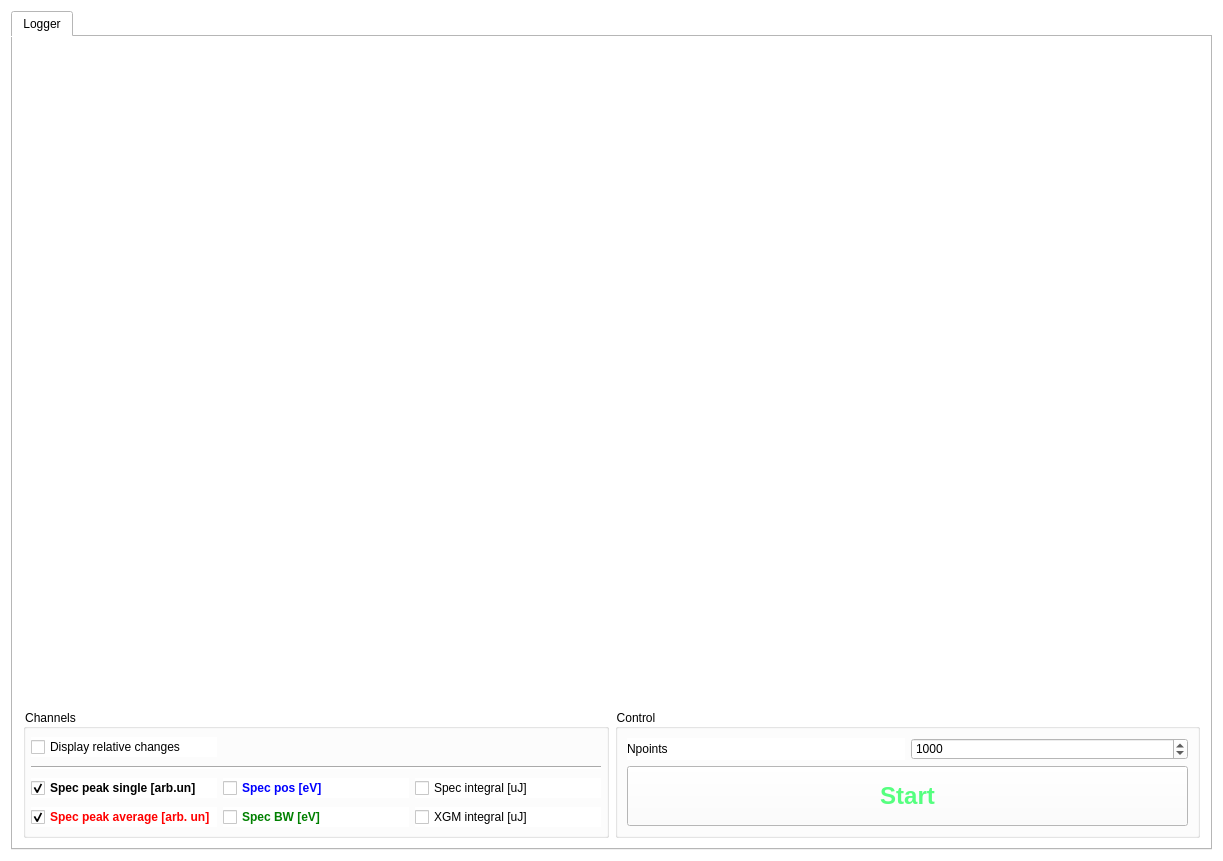
Old version of the form gui/UILogger.ui in the repository sergey-tomin/pyhirex.
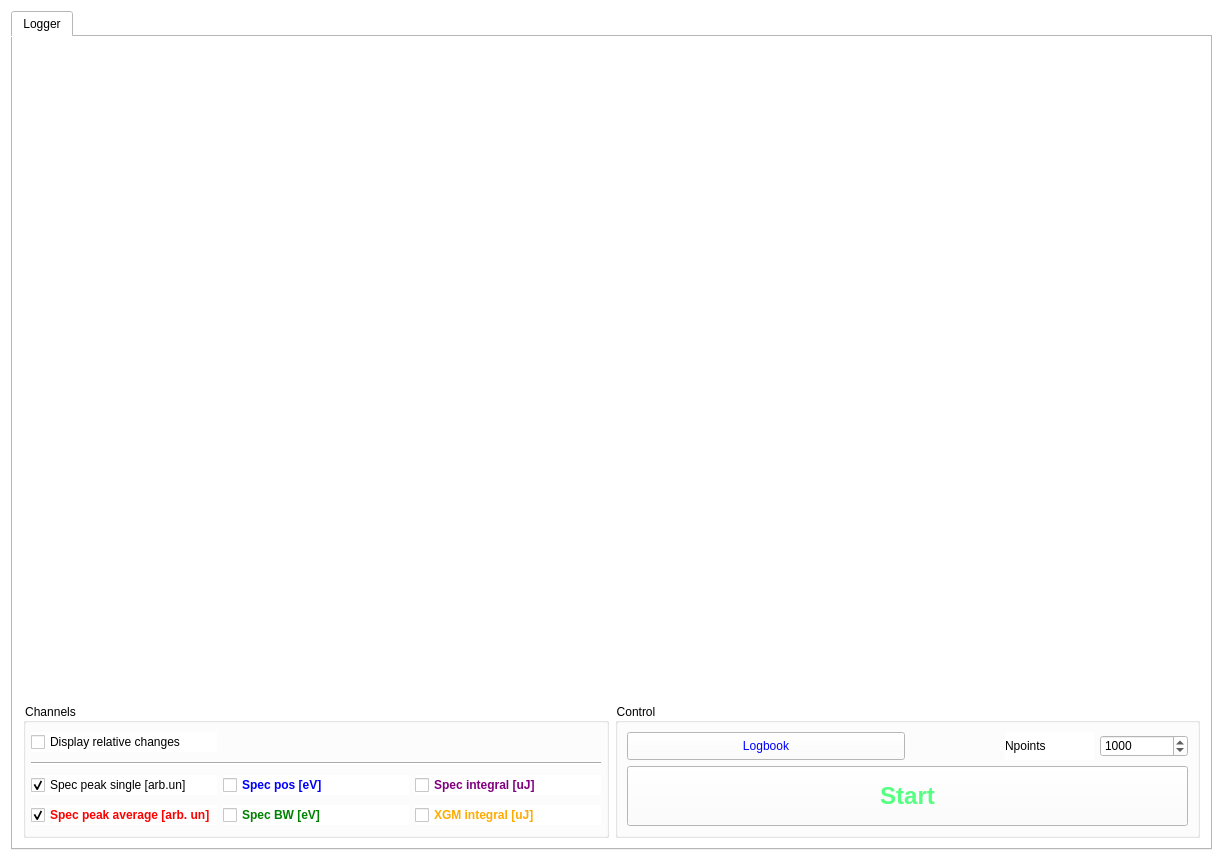
New version of the form.

Commit message: add XGM and spec integral, add trader-view to the lines

What changed in the file:
```diff
--- a/gui/UILogger.ui
+++ b/gui/UILogger.ui
@@ -51,233 +51,6 @@
        <property name="spacing">
         <number>6</number>
        </property>
-       <item row="3" column="1">
-        <widget class="QGroupBox" name="groupBox">
-         <property name="title">
-          <string>Control</string>
-         </property>
-         <layout class="QGridLayout" name="gridLayout">
-          <item row="0" column="1">
-           <widget class="QSpinBox" name="sb_nponts">
-            <property name="minimum">
-             <number>100</number>
-            </property>
-            <property name="maximum">
-             <number>10000</number>
-            </property>
-            <property name="singleStep">
-             <number>10</number>
-            </property>
-            <property name="value">
-             <number>1000</number>
-            </property>
-           </widget>
-          </item>
-          <item row="0" column="0">
-           <widget class="QLabel" name="label">
-            <property name="text">
-             <string>Npoints</string>
-            </property>
-           </widget>
-          </item>
-          <item row="1" column="0" colspan="2">
-           <widget class="QPushButton" name="pb_start_log">
-            <property name="minimumSize">
-             <size>
-              <width>200</width>
-              <height>60</height>
-             </size>
-            </property>
-            <property name="palette">
-             <palette>
-              <active>
-               <colorrole role="WindowText">
-                <brush brushstyle="SolidPattern">
-                 <color alpha="255">
-                  <red>0</red>
-                  <green>170</green>
-                  <blue>0</blue>
-                 </color>
-                </brush>
-               </colorrole>
-               <colorrole role="Button">
-                <brush brushstyle="SolidPattern">
-                 <color alpha="255">
-                  <red>0</red>
-                  <green>170</green>
-                  <blue>0</blue>
-                 </color>
-                </brush>
-               </colorrole>
-               <colorrole role="Text">
-                <brush brushstyle="SolidPattern">
-                 <color alpha="255">
-                  <red>0</red>
-                  <green>170</green>
-                  <blue>0</blue>
-                 </color>
-                </brush>
-               </colorrole>
-               <colorrole role="ButtonText">
-                <brush brushstyle="SolidPattern">
-                 <color alpha="255">
-                  <red>0</red>
-                  <green>170</green>
-                  <blue>0</blue>
-                 </color>
-                </brush>
-               </colorrole>
-               <colorrole role="Base">
-                <brush brushstyle="SolidPattern">
-                 <color alpha="255">
-                  <red>255</red>
-                  <green>255</green>
-                  <blue>255</blue>
-                 </color>
-                </brush>
-               </colorrole>
-               <colorrole role="Window">
-                <brush brushstyle="SolidPattern">
-                 <color alpha="255">
-                  <red>255</red>
-                  <green>255</green>
-                  <blue>255</blue>
-                 </color>
-                </brush>
-               </colorrole>
-              </active>
-              <inactive>
-               <colorrole role="WindowText">
-                <brush brushstyle="SolidPattern">
-                 <color alpha="255">
-                  <red>0</red>
-                  <green>170</green>
-                  <blue>0</blue>
-                 </color>
-                </brush>
-               </colorrole>
-               <colorrole role="Button">
-                <brush brushstyle="SolidPattern">
-                 <color alpha="255">
-                  <red>0</red>
-                  <green>170</green>
-                  <blue>0</blue>
-                 </color>
-                </brush>
-               </colorrole>
-               <colorrole role="Text">
-                <brush brushstyle="SolidPattern">
-                 <color alpha="255">
-                  <red>0</red>
-                  <green>170</green>
-                  <blue>0</blue>
-                 </color>
-                </brush>
-               </colorrole>
-               <colorrole role="ButtonText">
-                <brush brushstyle="SolidPattern">
-                 <color alpha="255">
-                  <red>0</red>
-                  <green>170</green>
-                  <blue>0</blue>
-                 </color>
-                </brush>
-               </colorrole>
-               <colorrole role="Base">
-                <brush brushstyle="SolidPattern">
-                 <color alpha="255">
-                  <red>255</red>
-                  <green>255</green>
-                  <blue>255</blue>
-                 </color>
-                </brush>
-               </colorrole>
-               <colorrole role="Window">
-                <brush brushstyle="SolidPattern">
-                 <color alpha="255">
-                  <red>255</red>
-                  <green>255</green>
-                  <blue>255</blue>
-                 </color>
-                </brush>
-               </colorrole>
-              </inactive>
-              <disabled>
-               <colorrole role="WindowText">
-                <brush brushstyle="SolidPattern">
-                 <color alpha="255">
-                  <red>85</red>
-                  <green>255</green>
-                  <blue>127</blue>
-                 </color>
-                </brush>
-               </colorrole>
-               <colorrole role="Button">
-                <brush brushstyle="SolidPattern">
-                 <color alpha="255">
-                  <red>0</red>
-                  <green>170</green>
-                  <blue>0</blue>
-                 </color>
-                </brush>
-               </colorrole>
-               <colorrole role="Text">
-                <brush brushstyle="SolidPattern">
-                 <color alpha="255">
-                  <red>85</red>
-                  <green>255</green>
-                  <blue>127</blue>
-                 </color>
-                </brush>
-               </colorrole>
-               <colorrole role="ButtonText">
-                <brush brushstyle="SolidPattern">
-                 <color alpha="255">
-                  <red>85</red>
-                  <green>255</green>
-                  <blue>127</blue>
-                 </color>
-                </brush>
-               </colorrole>
-               <colorrole role="Base">
-                <brush brushstyle="SolidPattern">
-                 <color alpha="255">
-                  <red>255</red>
-                  <green>255</green>
-                  <blue>255</blue>
-                 </color>
-                </brush>
-               </colorrole>
-               <colorrole role="Window">
-                <brush brushstyle="SolidPattern">
-                 <color alpha="255">
-                  <red>255</red>
-                  <green>255</green>
-                  <blue>255</blue>
-                 </color>
-                </brush>
-               </colorrole>
-              </disabled>
-             </palette>
-            </property>
-            <property name="font">
-             <font>
-              <pointsize>18</pointsize>
-              <weight>75</weight>
-              <bold>true</bold>
-             </font>
-            </property>
-            <property name="styleSheet">
-             <string notr="true">color: rgb(85, 255, 127);</string>
-            </property>
-            <property name="text">
-             <string>Start</string>
-            </property>
-           </widget>
-          </item>
-         </layout>
-        </widget>
-       </item>
        <item row="3" column="0">
         <widget class="QGroupBox" name="groupBox_5">
          <property name="sizePolicy">
@@ -314,6 +87,157 @@
           </item>
           <item row="7" column="2">
            <widget class="QCheckBox" name="chkbx_XGM_integral">
+            <property name="palette">
+             <palette>
+              <active>
+               <colorrole role="WindowText">
+                <brush brushstyle="SolidPattern">
+                 <color alpha="255">
+                  <red>255</red>
+                  <green>170</green>
+                  <blue>0</blue>
+                 </color>
+                </brush>
+               </colorrole>
+               <colorrole role="Button">
+                <brush brushstyle="SolidPattern">
+                 <color alpha="255">
+                  <red>255</red>
+                  <green>255</green>
+                  <blue>255</blue>
+                 </color>
+                </brush>
+               </colorrole>
+               <colorrole role="Text">
+                <brush brushstyle="SolidPattern">
+                 <color alpha="255">
+                  <red>0</red>
+                  <green>0</green>
+                  <blue>0</blue>
+                 </color>
+                </brush>
+               </colorrole>
+               <colorrole role="Base">
+                <brush brushstyle="SolidPattern">
+                 <color alpha="255">
+                  <red>255</red>
+                  <green>255</green>
+                  <blue>255</blue>
+                 </color>
+                </brush>
+               </colorrole>
+               <colorrole role="Window">
+                <brush brushstyle="SolidPattern">
+                 <color alpha="255">
+                  <red>255</red>
+                  <green>255</green>
+                  <blue>255</blue>
+                 </color>
+                </brush>
+               </colorrole>
+              </active>
+              <inactive>
+               <colorrole role="WindowText">
+                <brush brushstyle="SolidPattern">
+                 <color alpha="255">
+                  <red>255</red>
+                  <green>170</green>
+                  <blue>0</blue>
+                 </color>
+                </brush>
+               </colorrole>
+               <colorrole role="Button">
+                <brush brushstyle="SolidPattern">
+                 <color alpha="255">
+                  <red>255</red>
+                  <green>255</green>
+                  <blue>255</blue>
+                 </color>
+                </brush>
+               </colorrole>
+               <colorrole role="Text">
+                <brush brushstyle="SolidPattern">
+                 <color alpha="255">
+                  <red>0</red>
+                  <green>0</green>
+                  <blue>0</blue>
+                 </color>
+                </brush>
+               </colorrole>
+               <colorrole role="Base">
+                <brush brushstyle="SolidPattern">
+                 <color alpha="255">
+                  <red>255</red>
+                  <green>255</green>
+                  <blue>255</blue>
+                 </color>
+                </brush>
+               </colorrole>
+               <colorrole role="Window">
+                <brush brushstyle="SolidPattern">
+                 <color alpha="255">
+                  <red>255</red>
+                  <green>255</green>
+                  <blue>255</blue>
+                 </color>
+                </brush>
+               </colorrole>
+              </inactive>
+              <disabled>
+               <colorrole role="WindowText">
+                <brush brushstyle="SolidPattern">
+                 <color alpha="255">
+                  <red>144</red>
+                  <green>144</green>
+                  <blue>144</blue>
+                 </color>
+                </brush>
+               </colorrole>
+               <colorrole role="Button">
+                <brush brushstyle="SolidPattern">
+                 <color alpha="255">
+                  <red>255</red>
+                  <green>255</green>
+                  <blue>255</blue>
+                 </color>
+                </brush>
+               </colorrole>
+               <colorrole role="Text">
+                <brush brushstyle="SolidPattern">
+                 <color alpha="255">
+                  <red>144</red>
+                  <green>144</green>
+                  <blue>144</blue>
+                 </color>
+                </brush>
+               </colorrole>
+               <colorrole role="Base">
+                <brush brushstyle="SolidPattern">
+                 <color alpha="255">
+                  <red>255</red>
+                  <green>255</green>
+                  <blue>255</blue>
+                 </color>
+                </brush>
+               </colorrole>
+               <colorrole role="Window">
+                <brush brushstyle="SolidPattern">
+                 <color alpha="255">
+                  <red>255</red>
+                  <green>255</green>
+                  <blue>255</blue>
+                 </color>
+                </brush>
+               </colorrole>
+              </disabled>
+             </palette>
+            </property>
+            <property name="font">
+             <font>
+              <weight>75</weight>
+              <bold>true</bold>
+             </font>
+            </property>
             <property name="text">
              <string>XGM integral [uJ]</string>
             </property>
@@ -626,8 +550,8 @@
             </property>
             <property name="font">
              <font>
-              <weight>75</weight>
-              <bold>true</bold>
+              <weight>50</weight>
+              <bold>false</bold>
              </font>
             </property>
             <property name="text">
@@ -652,6 +576,15 @@
                  </color>
                 </brush>
                </colorrole>
+               <colorrole role="Button">
+                <brush brushstyle="SolidPattern">
+                 <color alpha="255">
+                  <red>255</red>
+                  <green>255</green>
+                  <blue>255</blue>
+                 </color>
+                </brush>
+               </colorrole>
                <colorrole role="Text">
                 <brush brushstyle="SolidPattern">
                  <color alpha="255">
@@ -670,6 +603,24 @@
                  </color>
                 </brush>
                </colorrole>
+               <colorrole role="Base">
+                <brush brushstyle="SolidPattern">
+                 <color alpha="255">
+                  <red>255</red>
+                  <green>255</green>
+                  <blue>255</blue>
+                 </color>
+                </brush>
+               </colorrole>
+               <colorrole role="Window">
+                <brush brushstyle="SolidPattern">
+                 <color alpha="255">
+                  <red>255</red>
+                  <green>255</green>
+                  <blue>255</blue>
+                 </color>
+                </brush>
+               </colorrole>
               </active>
               <inactive>
                <colorrole role="WindowText">
@@ -681,6 +632,15 @@
                  </color>
                 </brush>
                </colorrole>
+               <colorrole role="Button">
+                <brush brushstyle="SolidPattern">
+                 <color alpha="255">
+                  <red>255</red>
+                  <green>255</green>
+                  <blue>255</blue>
+                 </color>
+                </brush>
+               </colorrole>
                <colorrole role="Text">
                 <brush brushstyle="SolidPattern">
                  <color alpha="255">
@@ -699,6 +659,24 @@
                  </color>
                 </brush>
                </colorrole>
+               <colorrole role="Base">
+                <brush brushstyle="SolidPattern">
+                 <color alpha="255">
+                  <red>255</red>
+                  <green>255</green>
+                  <blue>255</blue>
+                 </color>
+                </brush>
+               </colorrole>
+               <colorrole role="Window">
+                <brush brushstyle="SolidPattern">
+                 <color alpha="255">
+                  <red>255</red>
+                  <green>255</green>
+                  <blue>255</blue>
+                 </color>
+                </brush>
+               </colorrole>
               </inactive>
               <disabled>
                <colorrole role="WindowText">
@@ -710,6 +688,15 @@
                  </color>
                 </brush>
                </colorrole>
+               <colorrole role="Button">
+                <brush brushstyle="SolidPattern">
+                 <color alpha="255">
+                  <red>255</red>
+                  <green>255</green>
+                  <blue>255</blue>
+                 </color>
+                </brush>
+               </colorrole>
                <colorrole role="Text">
                 <brush brushstyle="SolidPattern">
                  <color alpha="255">
@@ -728,6 +715,24 @@
                  </color>
                 </brush>
                </colorrole>
+               <colorrole role="Base">
+                <brush brushstyle="SolidPattern">
+                 <color alpha="255">
+                  <red>255</red>
+                  <green>255</green>
+                  <blue>255</blue>
+                 </color>
+                </brush>
+               </colorrole>
+               <colorrole role="Window">
+                <brush brushstyle="SolidPattern">
+                 <color alpha="255">
+                  <red>255</red>
+                  <green>255</green>
+                  <blue>255</blue>
+                 </color>
+                </brush>
+               </colorrole>
               </disabled>
              </palette>
             </property>
@@ -744,6 +749,130 @@
           </item>
           <item row="6" column="2">
            <widget class="QCheckBox" name="chkbx_spec_integral">
+            <property name="palette">
+             <palette>
+              <active>
+               <colorrole role="WindowText">
+                <brush brushstyle="SolidPattern">
+                 <color alpha="255">
+                  <red>128</red>
+                  <green>0</green>
+                  <blue>128</blue>
+                 </color>
+                </brush>
+               </colorrole>
+               <colorrole role="Button">
+                <brush brushstyle="SolidPattern">
+                 <color alpha="255">
+                  <red>255</red>
+                  <green>255</green>
+                  <blue>255</blue>
+                 </color>
+                </brush>
+               </colorrole>
+               <colorrole role="Base">
+                <brush brushstyle="SolidPattern">
+                 <color alpha="255">
+                  <red>255</red>
+                  <green>255</green>
+                  <blue>255</blue>
+                 </color>
+                </brush>
+               </colorrole>
+               <colorrole role="Window">
+                <brush brushstyle="SolidPattern">
+                 <color alpha="255">
+                  <red>255</red>
+                  <green>255</green>
+                  <blue>255</blue>
+                 </color>
+                </brush>
+               </colorrole>
+              </active>
+              <inactive>
+               <colorrole role="WindowText">
+                <brush brushstyle="SolidPattern">
+                 <color alpha="255">
+                  <red>128</red>
+                  <green>0</green>
+                  <blue>128</blue>
+                 </color>
+                </brush>
+               </colorrole>
+               <colorrole role="Button">
+                <brush brushstyle="SolidPattern">
+                 <color alpha="255">
+                  <red>255</red>
+                  <green>255</green>
+                  <blue>255</blue>
+                 </color>
+                </brush>
+               </colorrole>
+               <colorrole role="Base">
+                <brush brushstyle="SolidPattern">
+                 <color alpha="255">
+                  <red>255</red>
+                  <green>255</green>
+                  <blue>255</blue>
+                 </color>
+                </brush>
+               </colorrole>
+               <colorrole role="Window">
+                <brush brushstyle="SolidPattern">
+                 <color alpha="255">
+                  <red>255</red>
+                  <green>255</green>
+                  <blue>255</blue>
+                 </color>
+                </brush>
+               </colorrole>
+              </inactive>
+              <disabled>
+               <colorrole role="WindowText">
+                <brush brushstyle="SolidPattern">
+                 <color alpha="255">
+                  <red>144</red>
+                  <green>144</green>
+                  <blue>144</blue>
+                 </color>
+                </brush>
+               </colorrole>
+               <colorrole role="Button">
+                <brush brushstyle="SolidPattern">
+                 <color alpha="255">
+                  <red>255</red>
+                  <green>255</green>
+                  <blue>255</blue>
+                 </color>
+                </brush>
+               </colorrole>
+               <colorrole role="Base">
+                <brush brushstyle="SolidPattern">
+                 <color alpha="255">
+                  <red>255</red>
+                  <green>255</green>
+                  <blue>255</blue>
+                 </color>
+                </brush>
+               </colorrole>
+               <colorrole role="Window">
+                <brush brushstyle="SolidPattern">
+                 <color alpha="255">
+                  <red>255</red>
+                  <green>255</green>
+                  <blue>255</blue>
+                 </color>
+                </brush>
+               </colorrole>
+              </disabled>
+             </palette>
+            </property>
+            <property name="font">
+             <font>
+              <weight>75</weight>
+              <bold>true</bold>
+             </font>
+            </property>
             <property name="text">
              <string>Spec integral [uJ]</string>
             </property>
@@ -909,6 +1038,421 @@
          </property>
         </widget>
        </item>
+       <item row="3" column="1">
+        <widget class="QGroupBox" name="groupBox">
+         <property name="title">
+          <string>Control</string>
+         </property>
+         <layout class="QGridLayout" name="gridLayout">
+          <item row="0" column="2">
+           <widget class="QLabel" name="label">
+            <property name="layoutDirection">
+             <enum>Qt::LeftToRight</enum>
+            </property>
+            <property name="text">
+             <string>Npoints</string>
+            </property>
+           </widget>
+          </item>
+          <item row="0" column="3">
+           <widget class="QSpinBox" name="sb_nponts">
+            <property name="minimum">
+             <number>100</number>
+            </property>
+            <property name="maximum">
+             <number>10000</number>
+            </property>
+            <property name="singleStep">
+             <number>10</number>
+            </property>
+            <property name="value">
+             <number>1000</number>
+            </property>
+           </widget>
+          </item>
+          <item row="3" column="0" colspan="4">
+           <widget class="QPushButton" name="pb_start_log">
+            <property name="minimumSize">
+             <size>
+              <width>200</width>
+              <height>60</height>
+             </size>
+            </property>
+            <property name="palette">
+             <palette>
+              <active>
+               <colorrole role="WindowText">
+                <brush brushstyle="SolidPattern">
+                 <color alpha="255">
+                  <red>85</red>
+                  <green>255</green>
+                  <blue>127</blue>
+                 </color>
+                </brush>
+               </colorrole>
+               <colorrole role="Button">
+                <brush brushstyle="SolidPattern">
+                 <color alpha="255">
+                  <red>255</red>
+                  <green>255</green>
+                  <blue>255</blue>
+                 </color>
+                </brush>
+               </colorrole>
+               <colorrole role="Text">
+                <brush brushstyle="SolidPattern">
+                 <color alpha="255">
+                  <red>85</red>
+                  <green>255</green>
+                  <blue>127</blue>
+                 </color>
+                </brush>
+               </colorrole>
+               <colorrole role="ButtonText">
+                <brush brushstyle="SolidPattern">
+                 <color alpha="255">
+                  <red>85</red>
+                  <green>255</green>
+                  <blue>127</blue>
+                 </color>
+                </brush>
+               </colorrole>
+               <colorrole role="Base">
+                <brush brushstyle="SolidPattern">
+                 <color alpha="255">
+                  <red>255</red>
+                  <green>255</green>
+                  <blue>255</blue>
+                 </color>
+                </brush>
+               </colorrole>
+               <colorrole role="Window">
+                <brush brushstyle="SolidPattern">
+                 <color alpha="255">
+                  <red>255</red>
+                  <green>255</green>
+                  <blue>255</blue>
+                 </color>
+                </brush>
+               </colorrole>
+              </active>
+              <inactive>
+               <colorrole role="WindowText">
+                <brush brushstyle="SolidPattern">
+                 <color alpha="255">
+                  <red>85</red>
+                  <green>255</green>
+                  <blue>127</blue>
+                 </color>
+                </brush>
+               </colorrole>
+               <colorrole role="Button">
+                <brush brushstyle="SolidPattern">
+                 <color alpha="255">
+                  <red>255</red>
+                  <green>255</green>
+                  <blue>255</blue>
+                 </color>
+                </brush>
+               </colorrole>
+               <colorrole role="Text">
+                <brush brushstyle="SolidPattern">
+                 <color alpha="255">
+                  <red>85</red>
+                  <green>255</green>
+                  <blue>127</blue>
+                 </color>
+                </brush>
+               </colorrole>
+               <colorrole role="ButtonText">
+                <brush brushstyle="SolidPattern">
+                 <color alpha="255">
+                  <red>85</red>
+                  <green>255</green>
+                  <blue>127</blue>
+                 </color>
+                </brush>
+               </colorrole>
+               <colorrole role="Base">
+                <brush brushstyle="SolidPattern">
+                 <color alpha="255">
+                  <red>255</red>
+                  <green>255</green>
+                  <blue>255</blue>
+                 </color>
+                </brush>
+               </colorrole>
+               <colorrole role="Window">
+                <brush brushstyle="SolidPattern">
+                 <color alpha="255">
+                  <red>255</red>
+                  <green>255</green>
+                  <blue>255</blue>
+                 </color>
+                </brush>
+               </colorrole>
+              </inactive>
+              <disabled>
+               <colorrole role="WindowText">
+                <brush brushstyle="SolidPattern">
+                 <color alpha="255">
+                  <red>85</red>
+                  <green>255</green>
+                  <blue>127</blue>
+                 </color>
+                </brush>
+               </colorrole>
+               <colorrole role="Button">
+                <brush brushstyle="SolidPattern">
+                 <color alpha="255">
+                  <red>255</red>
+                  <green>255</green>
+                  <blue>255</blue>
+                 </color>
+                </brush>
+               </colorrole>
+               <colorrole role="Text">
+                <brush brushstyle="SolidPattern">
+                 <color alpha="255">
+                  <red>85</red>
+                  <green>255</green>
+                  <blue>127</blue>
+                 </color>
+                </brush>
+               </colorrole>
+               <colorrole role="ButtonText">
+                <brush brushstyle="SolidPattern">
+                 <color alpha="255">
+                  <red>85</red>
+                  <green>255</green>
+                  <blue>127</blue>
+                 </color>
+                </brush>
+               </colorrole>
+               <colorrole role="Base">
+                <brush brushstyle="SolidPattern">
+                 <color alpha="255">
+                  <red>255</red>
+                  <green>255</green>
+                  <blue>255</blue>
+                 </color>
+                </brush>
+               </colorrole>
+               <colorrole role="Window">
+                <brush brushstyle="SolidPattern">
+                 <color alpha="255">
+                  <red>255</red>
+                  <green>255</green>
+                  <blue>255</blue>
+                 </color>
+                </brush>
+               </colorrole>
+              </disabled>
+             </palette>
+            </property>
+            <property name="font">
+             <font>
+              <pointsize>18</pointsize>
+              <weight>75</weight>
+              <bold>true</bold>
+             </font>
+            </property>
+            <property name="styleSheet">
+             <string notr="true">color: rgb(85, 255, 127);</string>
+            </property>
+            <property name="text">
+             <string>Start</string>
+            </property>
+           </widget>
+          </item>
+          <item row="0" column="0">
+           <widget class="QPushButton" name="pb_logbook">
+            <property name="minimumSize">
+             <size>
+              <width>278</width>
+              <height>28</height>
+             </size>
+            </property>
+            <property name="palette">
+             <palette>
+              <active>
+               <colorrole role="WindowText">
+                <brush brushstyle="SolidPattern">
+                 <color alpha="255">
+                  <red>0</red>
+                  <green>0</green>
+                  <blue>0</blue>
+                 </color>
+                </brush>
+               </colorrole>
+               <colorrole role="Button">
+                <brush brushstyle="SolidPattern">
+                 <color alpha="255">
+                  <red>255</red>
+                  <green>255</green>
+                  <blue>255</blue>
+                 </color>
+                </brush>
+               </colorrole>
+               <colorrole role="Text">
+                <brush brushstyle="SolidPattern">
+                 <color alpha="255">
+                  <red>0</red>
+                  <green>0</green>
+                  <blue>0</blue>
+                 </color>
+                </brush>
+               </colorrole>
+               <colorrole role="ButtonText">
+                <brush brushstyle="SolidPattern">
+                 <color alpha="255">
+                  <red>0</red>
+                  <green>0</green>
+                  <blue>255</blue>
+                 </color>
+                </brush>
+               </colorrole>
+               <colorrole role="Base">
+                <brush brushstyle="SolidPattern">
+                 <color alpha="255">
+                  <red>255</red>
+                  <green>255</green>
+                  <blue>255</blue>
+                 </color>
+                </brush>
+               </colorrole>
+               <colorrole role="Window">
+                <brush brushstyle="SolidPattern">
+                 <color alpha="255">
+                  <red>255</red>
+                  <green>255</green>
+                  <blue>255</blue>
+                 </color>
+                </brush>
+               </colorrole>
+              </active>
+              <inactive>
+               <colorrole role="WindowText">
+                <brush brushstyle="SolidPattern">
+                 <color alpha="255">
+                  <red>0</red>
+                  <green>0</green>
+                  <blue>0</blue>
+                 </color>
+                </brush>
+               </colorrole>
+               <colorrole role="Button">
+                <brush brushstyle="SolidPattern">
+                 <color alpha="255">
+                  <red>255</red>
+                  <green>255</green>
+                  <blue>255</blue>
+                 </color>
+                </brush>
+               </colorrole>
+               <colorrole role="Text">
+                <brush brushstyle="SolidPattern">
+                 <color alpha="255">
+                  <red>0</red>
+                  <green>0</green>
+                  <blue>0</blue>
+                 </color>
+                </brush>
+               </colorrole>
+               <colorrole role="ButtonText">
+                <brush brushstyle="SolidPattern">
+                 <color alpha="255">
+                  <red>0</red>
+                  <green>0</green>
+                  <blue>255</blue>
+                 </color>
+                </brush>
+               </colorrole>
+               <colorrole role="Base">
+                <brush brushstyle="SolidPattern">
+                 <color alpha="255">
+                  <red>255</red>
+                  <green>255</green>
+                  <blue>255</blue>
+                 </color>
+                </brush>
+               </colorrole>
+               <colorrole role="Window">
+                <brush brushstyle="SolidPattern">
+                 <color alpha="255">
+                  <red>255</red>
+                  <green>255</green>
+                  <blue>255</blue>
+                 </color>
+                </brush>
+               </colorrole>
+              </inactive>
+              <disabled>
+               <colorrole role="WindowText">
+                <brush brushstyle="SolidPattern">
+                 <color alpha="255">
+                  <red>144</red>
+                  <green>144</green>
+                  <blue>144</blue>
+                 </color>
+                </brush>
+               </colorrole>
+               <colorrole role="Button">
+                <brush brushstyle="SolidPattern">
+                 <color alpha="255">
+                  <red>255</red>
+                  <green>255</green>
+                  <blue>255</blue>
+                 </color>
+                </brush>
+               </colorrole>
+               <colorrole role="Text">
+                <brush brushstyle="SolidPattern">
+                 <color alpha="255">
+                  <red>144</red>
+                  <green>144</green>
+                  <blue>144</blue>
+                 </color>
+                </brush>
+               </colorrole>
+               <colorrole role="ButtonText">
+                <brush brushstyle="SolidPattern">
+                 <color alpha="255">
+                  <red>144</red>
+                  <green>144</green>
+                  <blue>144</blue>
+                 </color>
+                </brush>
+               </colorrole>
+               <colorrole role="Base">
+                <brush brushstyle="SolidPattern">
+                 <color alpha="255">
+                  <red>255</red>
+                  <green>255</green>
+                  <blue>255</blue>
+                 </color>
+                </brush>
+               </colorrole>
+               <colorrole role="Window">
+                <brush brushstyle="SolidPattern">
+                 <color alpha="255">
+                  <red>255</red>
+                  <green>255</green>
+                  <blue>255</blue>
+                 </color>
+                </brush>
+               </colorrole>
+              </disabled>
+             </palette>
+            </property>
+            <property name="text">
+             <string>Logbook</string>
+            </property>
+           </widget>
+          </item>
+         </layout>
+        </widget>
+       </item>
       </layout>
      </widget>
     </widget>
```
Left out of the diff: 2 changed lines with no effect on the pictures. The commit also changes 2 other files.
